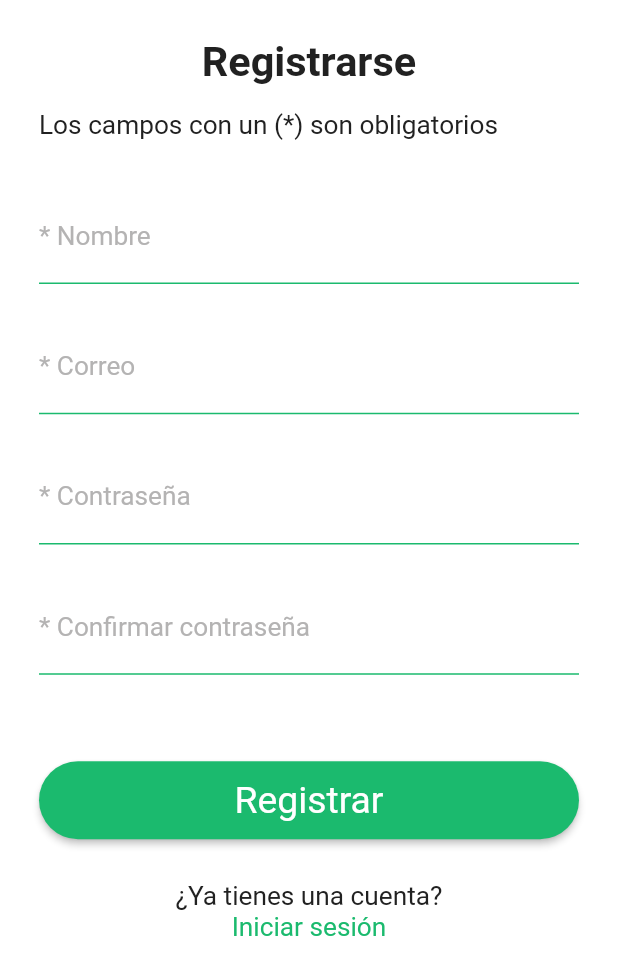
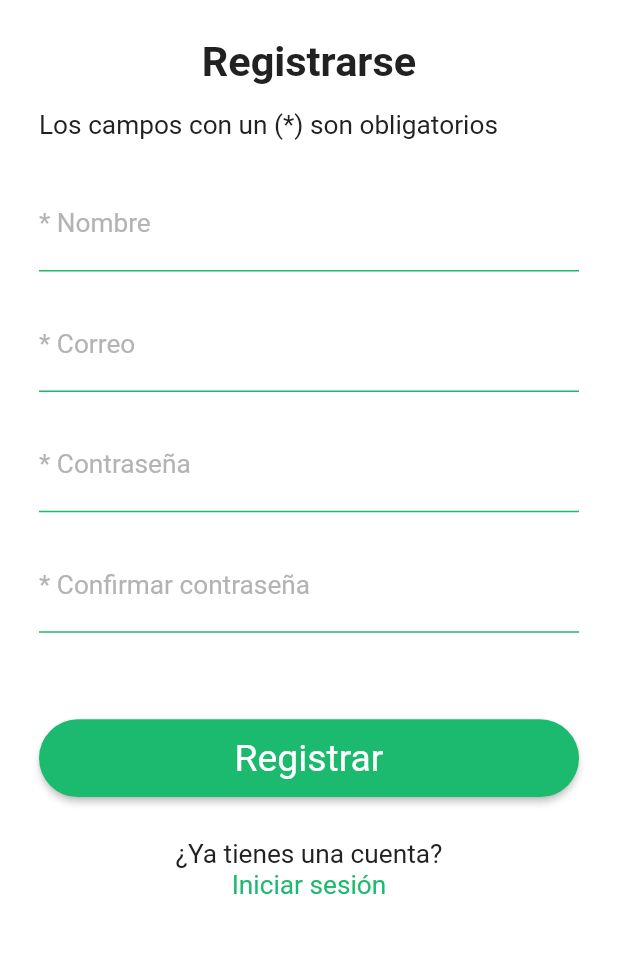
Before and after one commit to rylmfqt28/Cochabamba-cultural, a Flutter app: the UserRegisterScreen screen opened by its route, on a phone screen of 412 x 824 dp. Shown: the top 975 px of the screen. Run offline on Flutter 3.47's test engine with Material 2 defaults, Android fonts, the light colour scheme and no system bars; our stand-ins replace flutter_svg.

Commit message:
Cambio espacio entre los input_text_widget del formulario de registro de usuario

```diff
--- a/lib/ui/screen/user_register_screen.dart
+++ b/lib/ui/screen/user_register_screen.dart
@@ -56,7 +56,7 @@ class _UserRegisterScreenState extends State<UserRegisterScreen> {
                                   'Los campos con un (*) son obligatorios',
                               align: TextAlign.left,
                               typeText: "Normal"),
-                          SizedBox(height: responsive.hp(4)),
+                          SizedBox(height: responsive.hp(3)),
                           InputTextWidget(
                             labelInput: "* Nombre",
                             hintInput: "Ingrese su nombre",
@@ -74,7 +74,7 @@ class _UserRegisterScreenState extends State<UserRegisterScreen> {
                               _name = value;
                             },
                           ),
-                          SizedBox(height: responsive.hp(3)),
+                          SizedBox(height: responsive.hp(2.2)),
                           InputTextWidget(
                             labelInput: "* Correo",
                             hintInput: "Ingrese su correo",
@@ -93,7 +93,7 @@ class _UserRegisterScreenState extends State<UserRegisterScreen> {
                               _email = value;
                             },
                           ),
-                          SizedBox(height: responsive.hp(3)),
+                          SizedBox(height: responsive.hp(2.2)),
                           InputTextWidget(
                             labelInput: "* Contraseña",
                             hintInput: "Ingrese su constraseña",
@@ -111,7 +111,7 @@ class _UserRegisterScreenState extends State<UserRegisterScreen> {
                               _password = value;
                             },
                           ),
-                          SizedBox(height: responsive.hp(3)),
+                          SizedBox(height: responsive.hp(2.2)),
                           InputTextWidget(
                             labelInput: "* Confirmar contraseña",
                             hintInput: "Ingrese nuevamente su contraseña",
```
